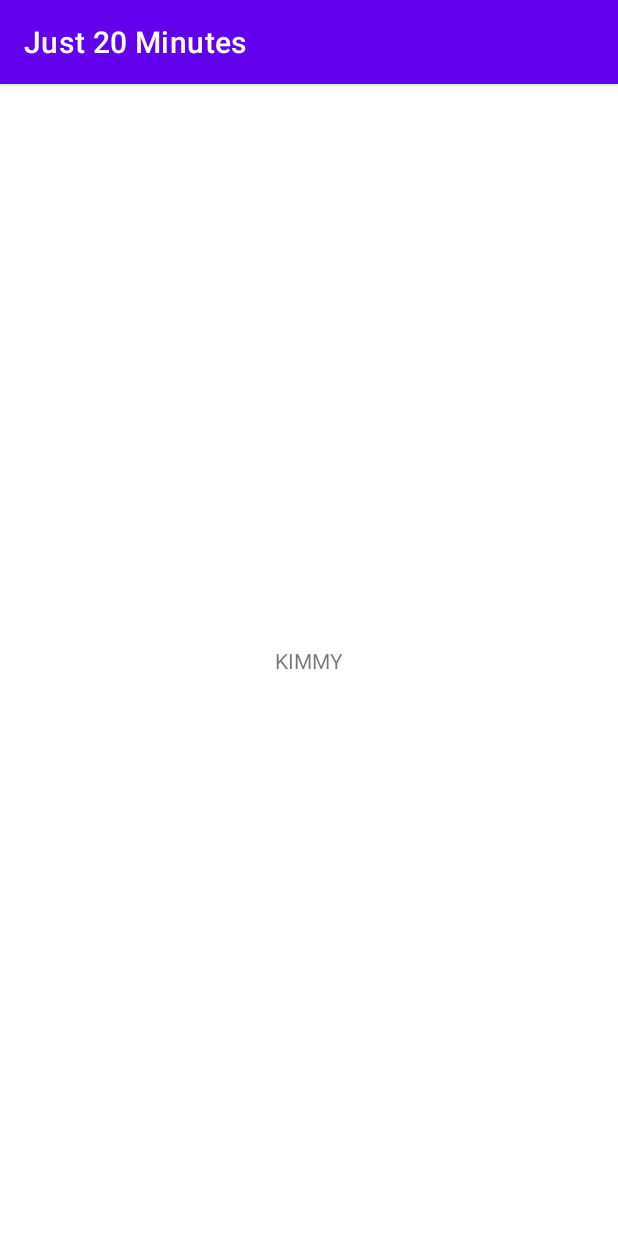
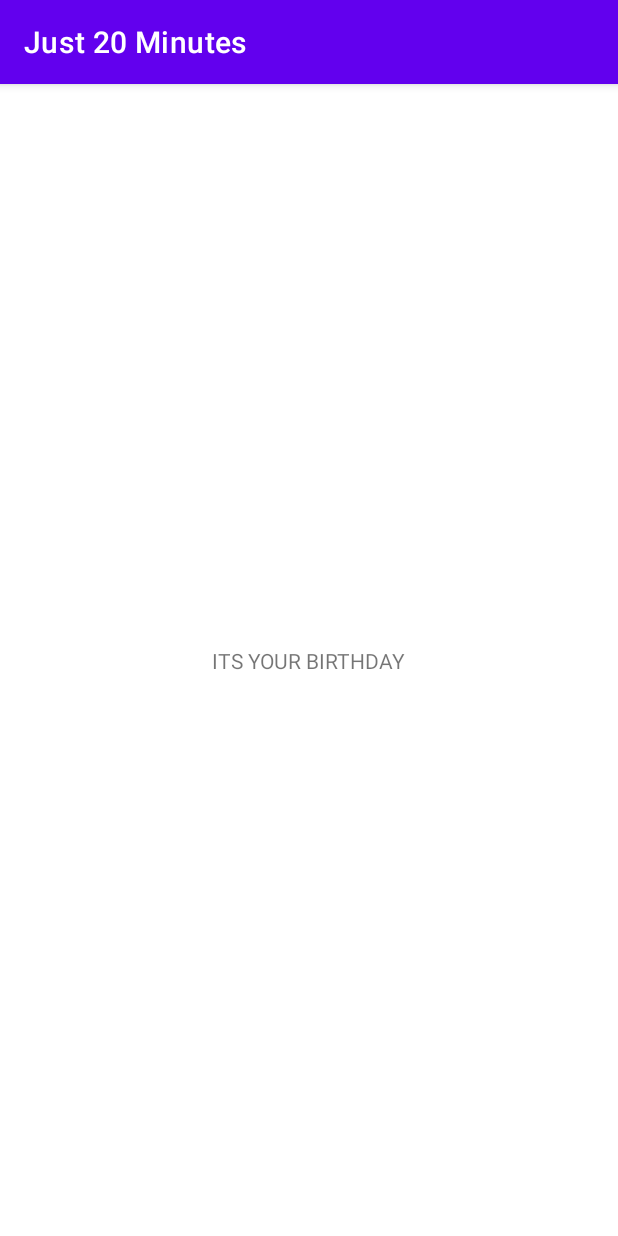
Before and after one commit to sc71/Just20Minutes-1, an Android app: the screen it shows after launch (MainActivity), on a phone screen of 412 x 824 dp. Run offline under Robolectric (Android 15) with nearby library versions, the phone set to English and light mode, and no system bars.

Commit message:
ITS YOUR BIRTHDAY

```diff
--- a/app/src/main/res/layout/activity_main.xml
+++ b/app/src/main/res/layout/activity_main.xml
@@ -9,7 +9,7 @@
     <TextView
         android:layout_width="wrap_content"
         android:layout_height="wrap_content"
-        android:text="KIMMY"
+        android:text="ITS YOUR BIRTHDAY"
         app:layout_constraintBottom_toBottomOf="parent"
         app:layout_constraintLeft_toLeftOf="parent"
         app:layout_constraintRight_toRightOf="parent"
```
